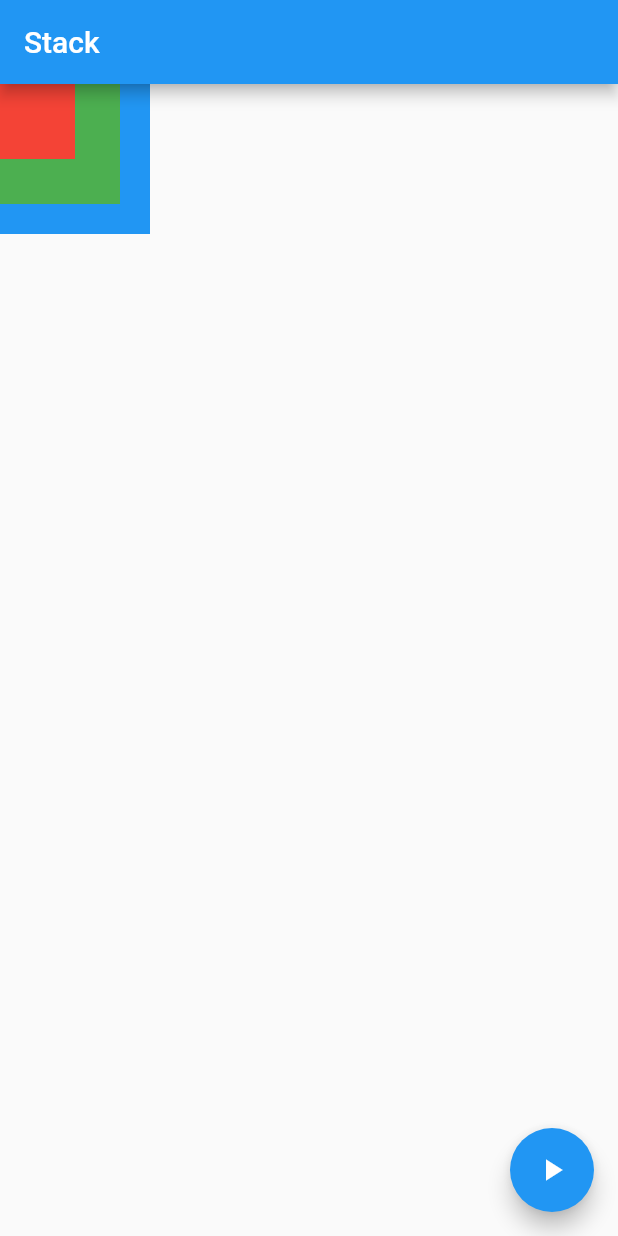
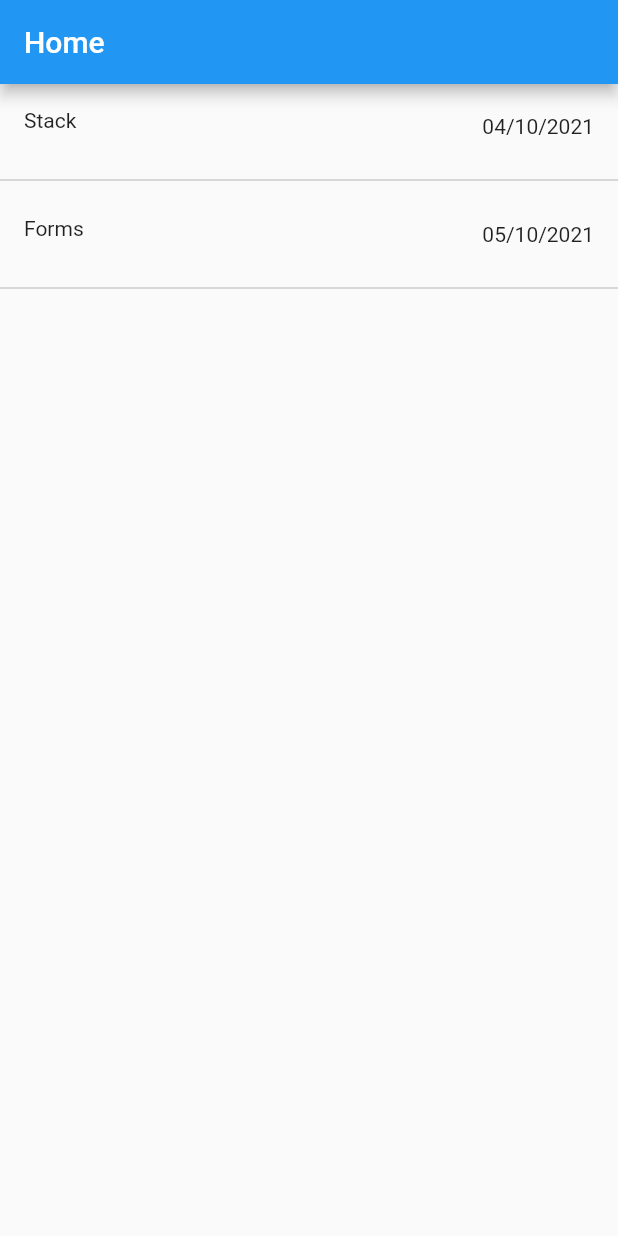
Before and after one commit to rnarendranath/Awesome-App, a Flutter app: the screen it shows after launch, on a phone screen of 412 x 824 dp. Run offline on Flutter 3.47's test engine with Material 2 defaults, Android fonts, the light colour scheme and no system bars.

Commit message:
added forms, icons and images

```diff
--- a/lib/main.dart
+++ b/lib/main.dart
@@ -1,6 +1,10 @@
+import 'package:awesome_app/screens/forms.dart';
+import 'package:awesome_app/screens/home.dart';
+import 'package:awesome_app/screens/image_icon.dart';
 import 'package:flutter/material.dart';
 
 import 'screens/stack_example.dart';
+import './routes/routes.dart';
 
 void main() {
   runApp(const MyApp());
@@ -17,7 +21,12 @@ class MyApp extends StatelessWidget {
       theme: ThemeData(
         primarySwatch: Colors.blue,
       ),
-      home: const StackScreen(),
+      home: const Home(),
+      routes: {
+        Routes.stack: (context) => StackScreen(),
+        Routes.forms: (context) => Forms(),
+        Routes.images: (context) => ImagesAndIcons(),
+      },
     );
   }
 }
--- /dev/null
+++ b/lib/routes/routes.dart
@@ -0,0 +1,9 @@
+import 'package:awesome_app/screens/forms.dart';
+import 'package:awesome_app/screens/image_icon.dart';
+import 'package:awesome_app/screens/stack_example.dart';
+
+class Routes {
+  static const String stack = StackScreen.routeName;
+  static const String forms = Forms.routeName;
+  static const String images = ImagesAndIcons.routeName;
+}
--- /dev/null
+++ b/lib/screens/home.dart
@@ -0,0 +1,56 @@
+import 'package:awesome_app/screens/forms.dart';
+import 'package:awesome_app/screens/stack_example.dart';
+import 'package:flutter/material.dart';
+
+class Home extends StatelessWidget {
+  const Home({Key? key}) : super(key: key);
+
+  @override
+  Widget build(BuildContext context) {
+    return Scaffold(
+      appBar: AppBar(
+        title: const Text("Home"),
+      ),
+      body: ListView(
+        children: <Widget>[
+          GestureDetector(
+            onTap: () {
+              // Navigate to another screen
+              Navigator.of(context).pushNamed(StackScreen.routeName);
+            },
+            child: Column(
+              children: <Widget>[
+                const ListTile(
+                  leading: Text("Stack"),
+                  trailing: Text("04/10/2021"),
+                ),
+                Divider(
+                  color: Colors.grey.withOpacity(0.5),
+                  thickness: 1,
+                ),
+              ],
+            ),
+          ),
+          GestureDetector(
+            onTap: () {
+              // Navigate to forms screen
+              Navigator.of(context).pushNamed(Forms.routeName);
+            },
+            child: Column(
+              children: <Widget>[
+                const ListTile(
+                  leading: Text("Forms"),
+                  trailing: Text("05/10/2021"),
+                ),
+                Divider(
+                  color: Colors.grey.withOpacity(0.5),
+                  thickness: 1,
+                ),
+              ],
+            ),
+          ),
+        ],
+      ),
+    );
+  }
+}
--- a/lib/screens/stack_example.dart
+++ b/lib/screens/stack_example.dart
@@ -5,6 +5,7 @@ import 'package:flutter/material.dart';
 
 class StackScreen extends StatefulWidget {
   const StackScreen({Key? key}) : super(key: key);
+  static const String routeName = '/stack';
 
   @override
   _StackScreenState createState() => _StackScreenState();
--- a/pubspec.yaml
+++ b/pubspec.yaml
@@ -58,9 +58,8 @@ flutter:
   uses-material-design: true
 
   # To add assets to your application, add an assets section, like this:
-  # assets:
-  #   - images/a_dot_burr.jpeg
-  #   - images/a_dot_ham.jpeg
+  assets:
+    - 'assets/images/bg.jpeg'
 
   # An image asset can refer to one or more resolution-specific "variants", see
   # https://flutter.dev/assets-and-images/#resolution-aware.
```
Also changed, not shown: lib/screens/forms.dart (added, +41 -0 lines), lib/screens/image_icon.dart (added, +63 -0 lines), assets/images/bg.jpeg (added).
